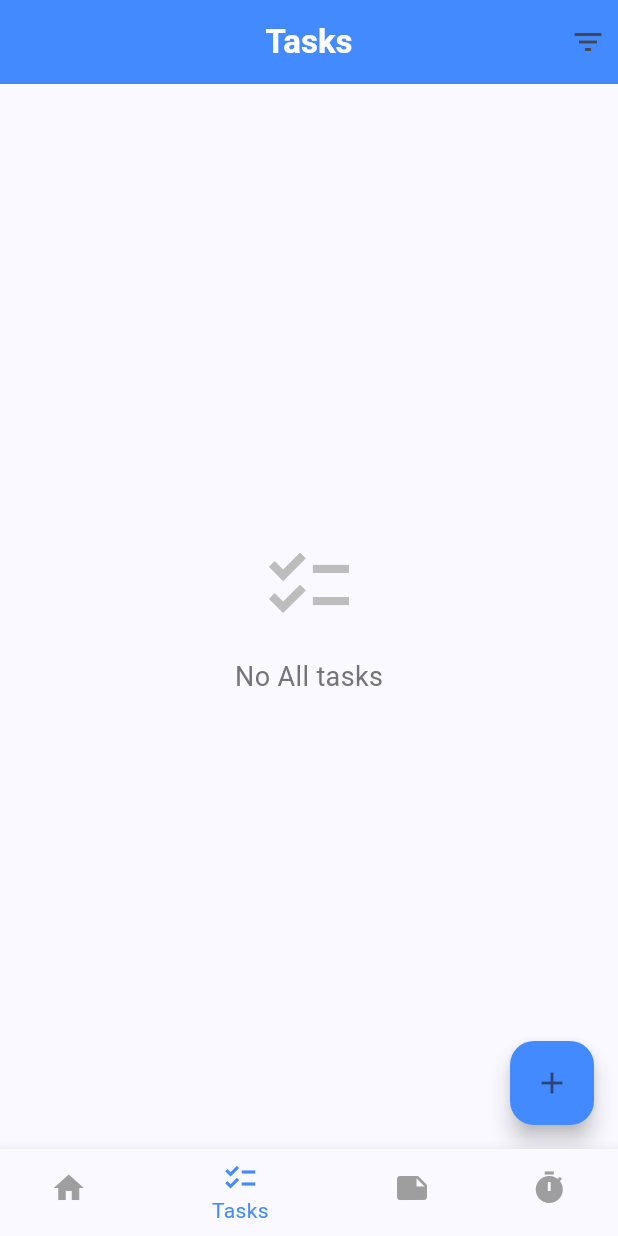
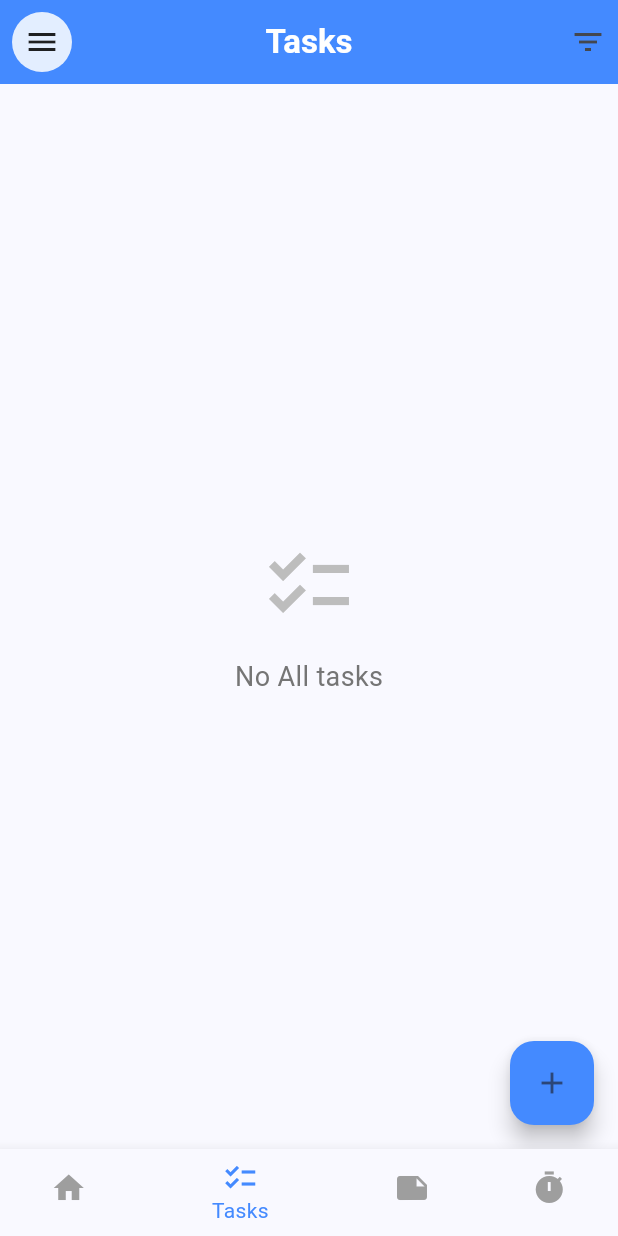
Before and after one commit to ramasheren/Productivity-and-Management-Tools-Flutter, a Flutter app: the screen it shows after launch, item 2 of the bottom bar chosen, on a phone screen of 412 x 824 dp. Run offline on Flutter 3.47's test engine with Material 3 defaults, Android fonts, the light colour scheme and no system bars; our stand-ins replace cloud_firestore, firebase_core, shared_preferences; accounts and stored records are empty; network calls fail.

Commit message:
final fr this time

```diff
--- a/productivity_and_management_tools/lib/main.dart
+++ b/productivity_and_management_tools/lib/main.dart
@@ -80,7 +80,24 @@ class _MyHomePageState extends State<MyHomePage> {
   @override
   Widget build(BuildContext context) {
     return Scaffold(
-      body: _screens[_currentIndex],
+      body: Stack(
+        children: [
+          _screens[_currentIndex],
+          Positioned(
+            top: MediaQuery.of(context).padding.top + 8,
+            left: 8,
+            child: Builder(
+              builder: (context) => CircleAvatar(
+                backgroundColor: Colors.white.withOpacity(0.85),
+                child: IconButton(
+                  icon: const Icon(Icons.menu, color: Colors.black87),
+                  onPressed: () => Scaffold.of(context).openDrawer(),
+                ),
+              ),
+            ),
+          ),
+        ],
+      ),
       bottomNavigationBar: BottomNavigationBar(
         currentIndex: _currentIndex,
         onTap: _onBottomNavItemTapped,
```
